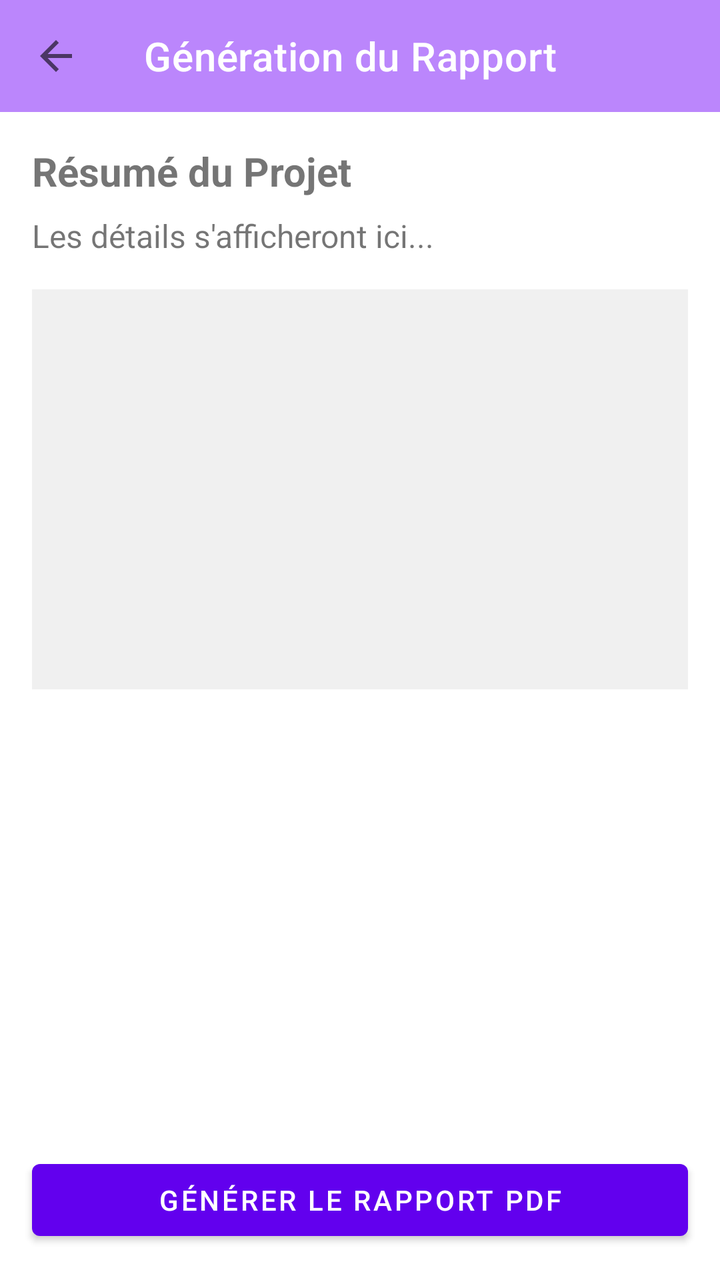
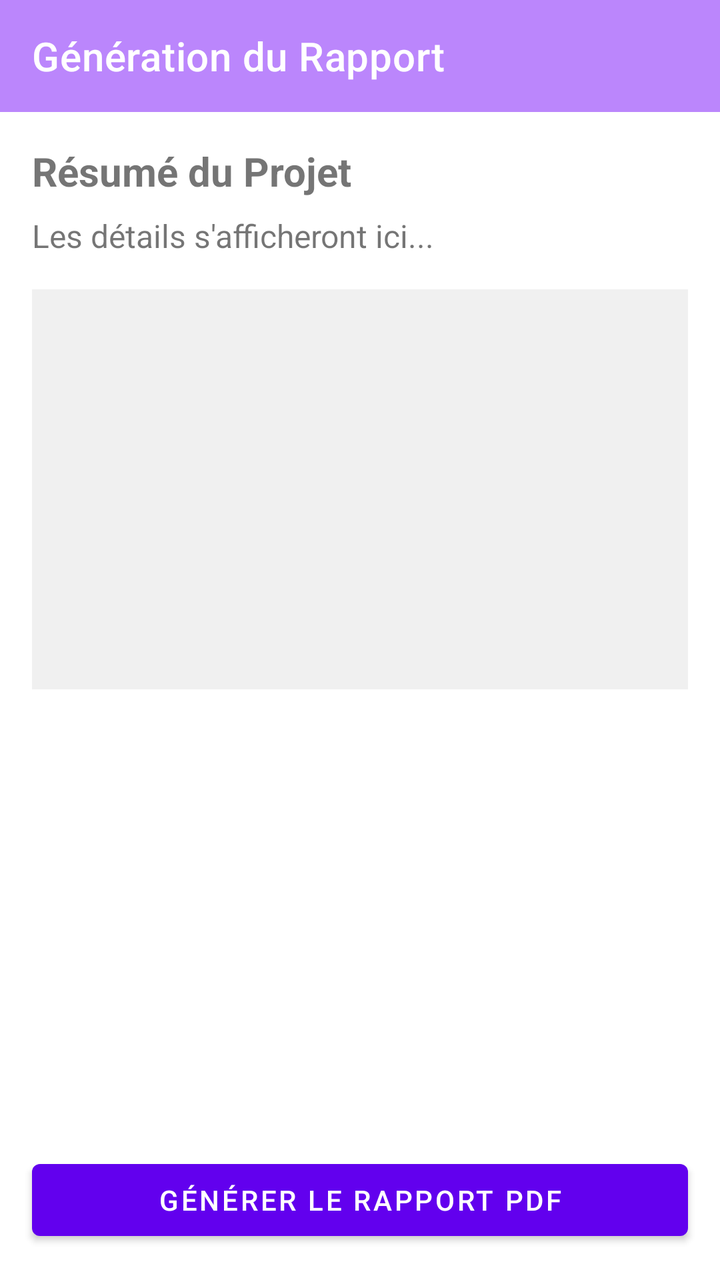

Two renders of the same Android screen: before a commit and after it. Below are the layout's source before the change and the commit's diff.
<!-- AndroidManifest.xml: application theme Theme.ApplicationTechnicien -->
<!-- res/layout/activity_rapport.xml -->
<?xml version="1.0" encoding="utf-8"?>
<androidx.constraintlayout.widget.ConstraintLayout xmlns:android="http://schemas.android.com/apk/res/android"
    xmlns:app="http://schemas.android.com/apk/res-auto"
    xmlns:tools="http://schemas.android.com/tools"
    android:id="@+id/main"
    android:layout_width="match_parent"
    android:layout_height="match_parent"
    tools:context=".rapportActivity">


        <com.google.android.material.appbar.MaterialToolbar
            android:id="@+id/toolbar_rapport"
            android:layout_width="match_parent"
            android:layout_height="wrap_content"
            android:background="@color/purple_200"
            app:layout_constraintTop_toTopOf="parent"
            app:navigationIcon="@drawable/ic_arrow_back_white_24dp"
            app:title="Génération du Rapport"
            app:titleTextColor="@android:color/white" />

        <ScrollView
            android:layout_width="match_parent"
            android:layout_height="0dp"
            app:layout_constraintTop_toBottomOf="@id/toolbar_rapport"
            app:layout_constraintBottom_toTopOf="@id/btn_generate_pdf">

            <LinearLayout
                android:layout_width="match_parent"
                android:layout_height="wrap_content"
                android:orientation="vertical"
                android:padding="16dp">

                <TextView
                    android:layout_width="wrap_content"
                    android:layout_height="wrap_content"
                    android:text="Résumé du Projet"
                    android:textSize="20sp"
                    android:textStyle="bold" />

                <TextView
                    android:id="@+id/tv_rapport_details"
                    android:layout_width="match_parent"
                    android:layout_height="wrap_content"
                    android:layout_marginTop="8dp"
                    android:text="Les détails s'afficheront ici..."
                    android:textSize="16sp" />

                <ImageView
                    android:id="@+id/img_rapport_preview"
                    android:layout_width="match_parent"
                    android:layout_height="200dp"
                    android:layout_marginTop="16dp"
                    android:scaleType="centerInside"
                    android:background="#F0F0F0" />
            </LinearLayout>
        </ScrollView>

        <Button
            android:id="@+id/btn_generate_pdf"
            android:layout_width="match_parent"
            android:layout_height="wrap_content"
            android:layout_margin="16dp"
            android:text="Générer le Rapport PDF"
            app:layout_constraintBottom_toBottomOf="parent" />

    </androidx.constraintlayout.widget.ConstraintLayout>
<!-- resources referenced by this layout -->
<resources>
  <color name="purple_200">#FFBB86FC</color>
  <!-- drawable ic_arrow_back_white_24dp (drawable) -->
  <vector xmlns:android="http://schemas.android.com/apk/res/android"
      android:width="24dp"
      android:height="24dp"
      android:viewportWidth="24.0"
      android:viewportHeight="24.0"
      android:tint="?attr/colorControlNormal">
    <path
        android:fillColor="@android:color/white"
        android:pathData="M20,11H7.83l5.59,-5.59L12,4l-8,8 8,8 1.41,-1.41L7.83,13H20v-2z"/>
  </vector>
  <style name="Theme.ApplicationTechnicien" parent="Theme.MaterialComponents.DayNight.DarkActionBar">
          
          <item name="colorPrimary">@color/purple_500</item>
          <item name="colorPrimaryVariant">@color/purple_700</item>
          <item name="colorOnPrimary">@color/white</item>
          
          <item name="colorSecondary">@color/teal_200</item>
          <item name="colorSecondaryVariant">@color/teal_700</item>
          <item name="colorOnSecondary">@color/black</item>
          
          <item name="android:statusBarColor">?attr/colorPrimaryVariant</item>
          
      </style>
  <color name="purple_500">#FF6200EE</color>
  <color name="purple_700">#FF3700B3</color>
  <color name="white">#FFFFFFFF</color>
  <color name="teal_200">#FF03DAC5</color>
  <color name="teal_700">#FF018786</color>
  <color name="black">#FF000000</color>
</resources>

<!-- the commit's change to res/layout/activity_rapport.xml (unified diff, before → after) -->
@@ -14,7 +14,6 @@
             android:layout_height="wrap_content"
             android:background="@color/purple_200"
             app:layout_constraintTop_toTopOf="parent"
-            app:navigationIcon="@drawable/ic_arrow_back_white_24dp"
             app:title="Génération du Rapport"
             app:titleTextColor="@android:color/white" />
 
<!-- resource entries referenced after the edit -->
@@ -1,17 +1,6 @@
 <!-- resources referenced by this layout -->
 <resources>
   <color name="purple_200">#FFBB86FC</color>
-  <!-- drawable ic_arrow_back_white_24dp (drawable) -->
-  <vector xmlns:android="http://schemas.android.com/apk/res/android"
-      android:width="24dp"
-      android:height="24dp"
-      android:viewportWidth="24.0"
-      android:viewportHeight="24.0"
-      android:tint="?attr/colorControlNormal">
-    <path
-        android:fillColor="@android:color/white"
-        android:pathData="M20,11H7.83l5.59,-5.59L12,4l-8,8 8,8 1.41,-1.41L7.83,13H20v-2z"/>
-  </vector>
   <style name="Theme.ApplicationTechnicien" parent="Theme.MaterialComponents.DayNight.DarkActionBar">
           
           <item name="colorPrimary">@color/purple_500</item>
